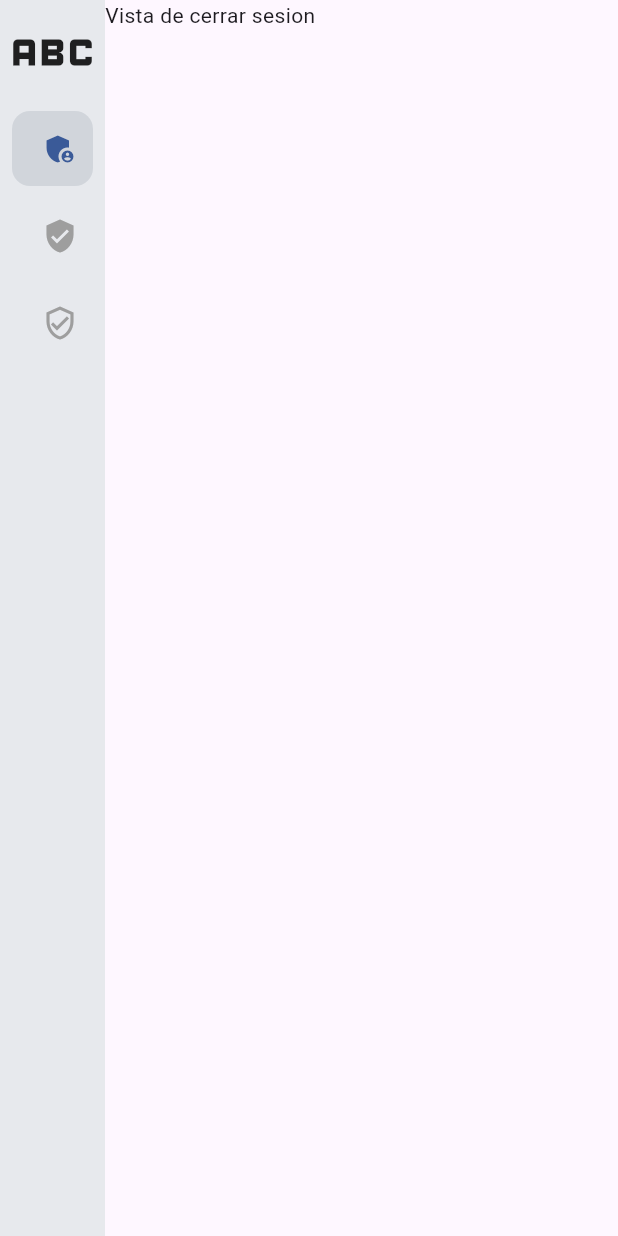
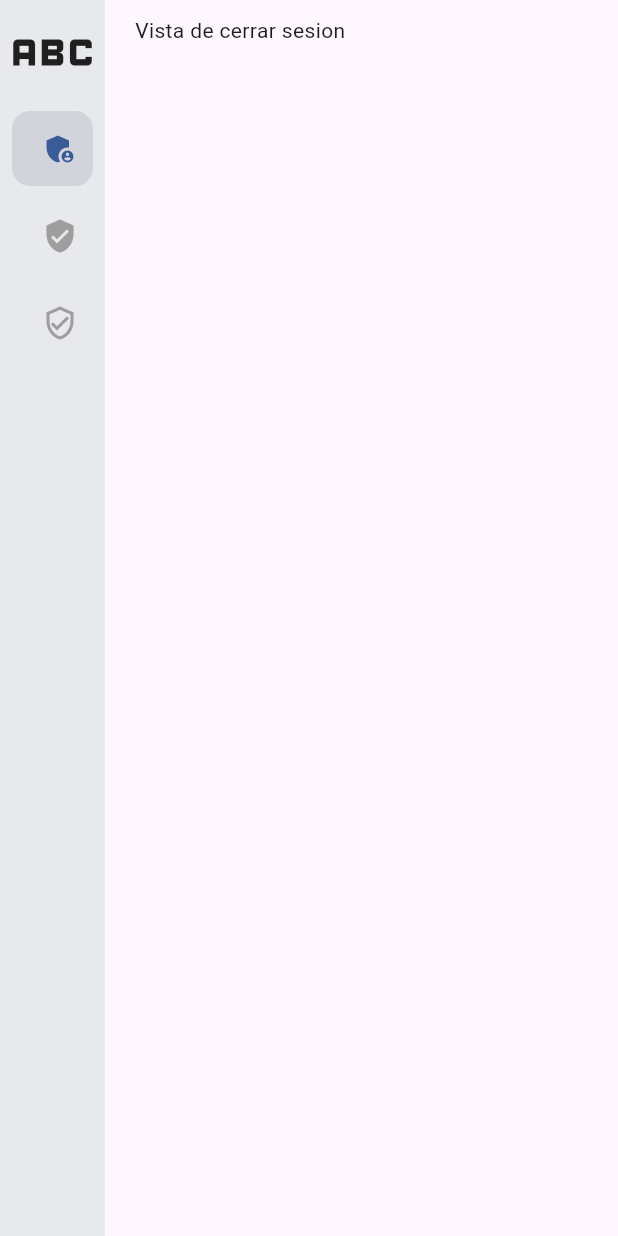
Before and after one commit to sebsanchez99/ArchivaCore, a Flutter app: the screen it shows after launch, swiped to page 3, on a phone screen of 412 x 824 dp. Run offline on Flutter 3.47's test engine with Material 3 defaults, Android fonts, the phone set to English and light mode, and no system bars; drawn by our look-alikes of easy_sidemenu; our stand-ins replace flutter_bloc, freezed_annotation; generated files the repository leaves out were written again.

Commit message:
se agrego padding a las vistas

```diff
--- a/frontend/lib/presentation/pages/home_view.dart
+++ b/frontend/lib/presentation/pages/home_view.dart
@@ -18,10 +18,19 @@ class HomeView extends StatelessWidget {
             Expanded(
               child: BlocBuilder<SideMenuCubit, int>(
                 builder: (context, state) {
-                    final sideMenuCubit = context.read<SideMenuCubit>();
-                  return PageView(
-                    controller: sideMenuCubit.pageController,
-                    children: menuItems.values.map((item) => item['widget'] as Widget).toList(),
+                  final sideMenuCubit = context.read<SideMenuCubit>();
+                  return Padding(
+                    padding: const EdgeInsets.symmetric(
+                      horizontal: 20,
+                      vertical: 10,
+                    ),
+                    child: PageView(
+                      controller: sideMenuCubit.pageController,
+                      children:
+                          menuItems.values
+                              .map((item) => item['widget'] as Widget)
+                              .toList(),
+                    ),
                   );
                 },
               ),
```
